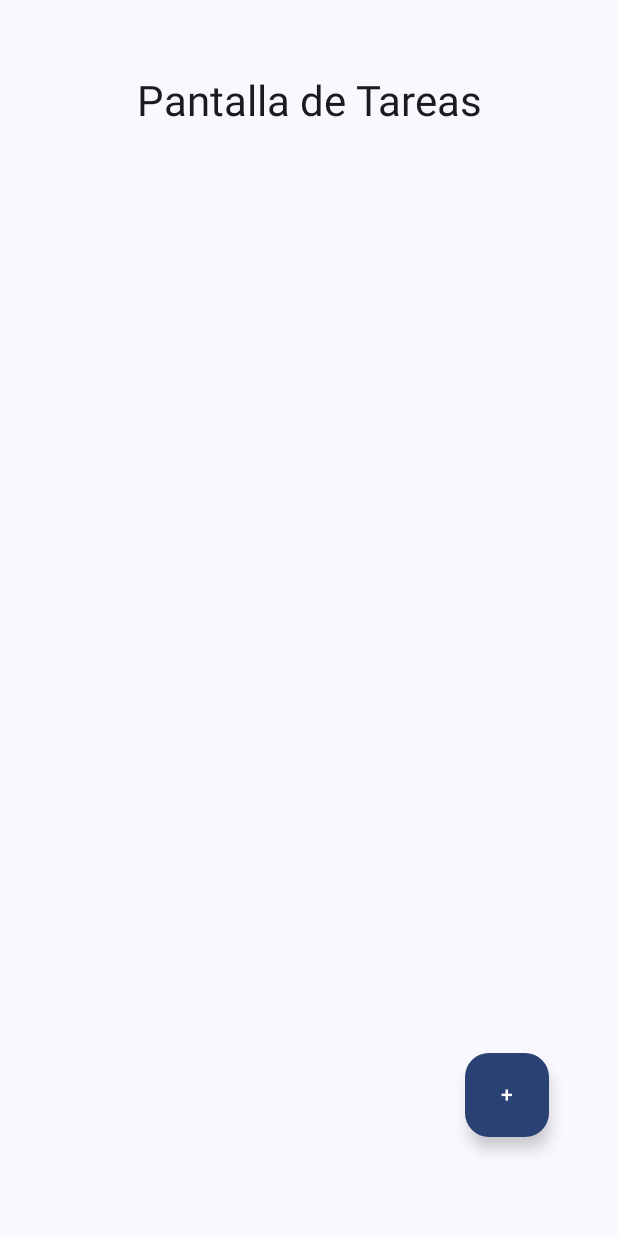
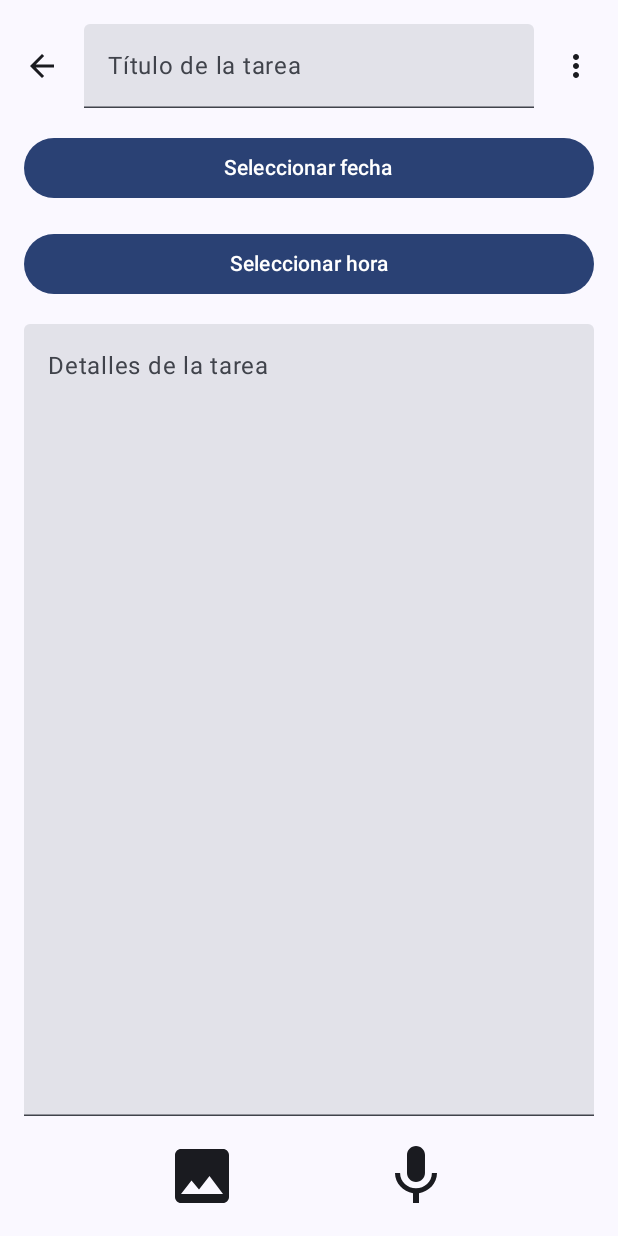
Before and after one commit to Diegoo717/ProyectoFinalMovil, an Android app built with Jetpack Compose: the TasksScreen screen opened through its navigation route, on a phone screen of 412 x 824 dp. Run offline under Robolectric (Android 15) with nearby library versions, the phone set to English and light mode, and no system bars; our stand-ins replace accompanist.

Commit message:
Diseño terminado con algunas funciones

```diff
--- a/app/build.gradle.kts
+++ b/app/build.gradle.kts
@@ -57,6 +57,9 @@ dependencies {
     implementation("androidx.compose.ui:ui:1.5.0")
     implementation("androidx.navigation:navigation-compose:2.5.3")
     implementation("androidx.compose.foundation:foundation:1.5.0")
+    implementation("androidx.compose.material:material-icons-extended:1.5.0")
+    implementation("com.google.accompanist:accompanist-insets:0.30.0")
+    implementation("androidx.compose.material3:material3:1.1.0-alpha01")
     implementation(libs.androidx.lifecycle.runtime.ktx)
     implementation(libs.androidx.activity.compose)
     implementation(platform(libs.androidx.compose.bom))
--- a/app/src/main/java/com/example/proyectofinalmovil/MainActivity.kt
+++ b/app/src/main/java/com/example/proyectofinalmovil/MainActivity.kt
@@ -6,6 +6,8 @@ import androidx.activity.compose.setContent
 import androidx.compose.animation.AnimatedVisibility
 import androidx.compose.foundation.background
 import androidx.compose.foundation.layout.*
+import androidx.compose.foundation.lazy.LazyColumn
+import androidx.compose.foundation.lazy.items
 import androidx.compose.foundation.shape.CircleShape
 import androidx.compose.material3.*
 import androidx.compose.runtime.*
@@ -18,6 +20,7 @@ import androidx.compose.ui.unit.dp
 import androidx.navigation.NavHostController
 import androidx.navigation.compose.NavHost
 import androidx.navigation.compose.composable
+import androidx.navigation.compose.currentBackStackEntryAsState
 import androidx.navigation.compose.rememberNavController
 import com.example.proyectofinalmovil.ui.theme.ProyectoFinalMovilTheme
 import com.example.proyectofinalmovil.nota.NotesScreen
@@ -29,16 +32,22 @@ class MainActivity : ComponentActivity() {
         setContent {
             ProyectoFinalMovilTheme {
                 val navController = rememberNavController()
+                val currentBackStackEntry by navController.currentBackStackEntryAsState()
+                val currentRoute = currentBackStackEntry?.destination?.route
+
                 Scaffold(
                     modifier = Modifier.fillMaxSize(),
                     floatingActionButton = {
-                        FloatingActionButtonsGroup(navController)
+                        // Mostrar el botón flotante solo en la pantalla principal ("main_screen")
+                        if (currentRoute == "main_screen") {
+                            FloatingActionButtonsGroup(navController)
+                        }
                     }
                 ) { innerPadding ->
                     NavHost(navController = navController, startDestination = "main_screen") {
                         composable("main_screen") { MainScreen(navController) }
-                        composable("notes_screen") { NotesScreen() }
-                        composable("tasks_screen") { TasksScreen() }
+                        composable("notes_screen") { NotesScreen(navController) }
+                        composable("tasks_screen") { TasksScreen(navController) }
                     }
                 }
             }
@@ -68,7 +77,7 @@ fun FloatingActionButtonsGroup(navController: NavHostController) {
                     navController.navigate("notes_screen")
                 },
                 modifier = Modifier.padding(bottom = 60.dp),
-                containerColor = Color.Gray,
+                containerColor = MaterialTheme.colorScheme.secondary,
                 shape = CircleShape
             ) {
                 Text("Nota")
@@ -87,7 +96,7 @@ fun FloatingActionButtonsGroup(navController: NavHostController) {
                     navController.navigate("tasks_screen")
                 },
                 modifier = Modifier.padding(bottom = 120.dp),
-                containerColor = Color.Gray,
+                containerColor = MaterialTheme.colorScheme.secondary,
                 shape = CircleShape
             ) {
                 Text("Tarea")
@@ -108,16 +117,27 @@ fun FloatingActionButtonsGroup(navController: NavHostController) {
 fun MainScreen(navController: NavHostController, modifier: Modifier = Modifier) {
     var searchText by remember { mutableStateOf("") }
 
+    // Lista simulada de notas y tareas (puedes reemplazarla con tus datos reales)
+    val notesAndTasks = listOf(
+        "Nota: Revisión de código",
+        "Tarea: Comprar materiales",
+        "Nota: Planificación semanal",
+        "Tarea: Proyecto final"
+    )
+
+    val backgroundColor = MaterialTheme.colorScheme.background
+    val textColor = MaterialTheme.colorScheme.onBackground
+
     Column(
         modifier = modifier
             .fillMaxSize()
-            .background(Color.White)
+            .background(backgroundColor)
     ) {
-        // Texto "Notas"
+        // Texto "Notas y Tareas"
         Text(
-            text = "Notas",
+            text = "Notas y Tareas",
             style = MaterialTheme.typography.headlineMedium,
-            color = Color.Black,
+            color = textColor,
             modifier = Modifier
                 .fillMaxWidth()
                 .padding(top = 50.dp, bottom = 16.dp),
@@ -129,30 +149,85 @@ fun MainScreen(navController: NavHostController, modifier: Modifier = Modifier)
             modifier = Modifier
                 .fillMaxWidth()
                 .padding(horizontal = 16.dp),
-            verticalAlignment = Alignment.CenterVertically, // Centra verticalmente
-            horizontalArrangement = Arrangement.Center // Centra horizontalmente
+            verticalAlignment = Alignment.CenterVertically,
+            horizontalArrangement = Arrangement.Center
         ) {
             // TextField para ingresar texto
             TextField(
                 value = searchText,
                 onValueChange = { searchText = it },
                 placeholder = { Text(text = "Buscar...") },
-                singleLine = true, // Evita que sea multilinea
+                singleLine = true,
                 modifier = Modifier
-                    .weight(1f) // Hace que el TextField ocupe el espacio disponible
-                    .padding(end = 8.dp) // Espacio entre el TextField y el botón
+                    .weight(1f)
+                    .padding(end = 8.dp)
             )
 
             // Botón para realizar la búsqueda
             Button(onClick = {
-                // Aquí puedes realizar la acción de búsqueda
                 println("Búsqueda realizada: $searchText")
             }) {
                 Text("Buscar")
             }
         }
 
-        Spacer(modifier = Modifier.height(16.dp)) // Espacio adicional si es necesario
+        Spacer(modifier = Modifier.height(16.dp))
+
+        // Lista de notas y tareas
+        LazyColumn(
+            modifier = Modifier
+                .fillMaxSize()
+                .padding(horizontal = 16.dp)
+        ) {
+            items(notesAndTasks) { item ->
+                // Distinción entre notas y tareas
+                if (item.startsWith("Nota:")) {
+                    NoteItem(item)
+                } else {
+                    TaskItem(item)
+                }
+            }
+        }
+    }
+}
+
+// Composable para mostrar una nota
+@Composable
+fun NoteItem(note: String) {
+    Card(
+        colors = CardDefaults.cardColors(
+            containerColor = Color(0xFFFFF59D) // Color para diferenciar las notas
+        ),
+        modifier = Modifier
+            .fillMaxWidth()
+            .padding(vertical = 8.dp),
+        elevation = CardDefaults.cardElevation(4.dp)
+    ) {
+        Text(
+            text = note,
+            modifier = Modifier.padding(16.dp),
+            color = Color.Black
+        )
+    }
+}
+
+// Composable para mostrar una tarea
+@Composable
+fun TaskItem(task: String) {
+    Card(
+        colors = CardDefaults.cardColors(
+            containerColor = Color(0xFFBBDEFB) // Color para diferenciar las tareas
+        ),
+        modifier = Modifier
+            .fillMaxWidth()
+            .padding(vertical = 8.dp),
+        elevation = CardDefaults.cardElevation(4.dp)
+    ) {
+        Text(
+            text = task,
+            modifier = Modifier.padding(16.dp),
+            color = Color.Black
+        )
     }
 }
 
--- a/app/src/main/java/com/example/proyectofinalmovil/Tarea.kt
+++ b/app/src/main/java/com/example/proyectofinalmovil/Tarea.kt
@@ -1,28 +1,227 @@
 package com.example.proyectofinalmovil.tarea
 
+import android.app.DatePickerDialog
+import android.app.TimePickerDialog
+import android.widget.Toast
+import androidx.compose.foundation.background
+import androidx.compose.foundation.clickable
 import androidx.compose.foundation.layout.*
+import androidx.compose.foundation.rememberScrollState
+import androidx.compose.foundation.verticalScroll
+import androidx.compose.material.icons.Icons
+import androidx.compose.material.icons.filled.*
 import androidx.compose.material3.*
-import androidx.compose.runtime.Composable
+import androidx.compose.runtime.*
 import androidx.compose.ui.Alignment
 import androidx.compose.ui.Modifier
+import androidx.compose.ui.platform.LocalContext
+import androidx.compose.ui.text.TextStyle
+import androidx.compose.ui.text.font.FontWeight
 import androidx.compose.ui.text.style.TextAlign
 import androidx.compose.ui.unit.dp
+import androidx.compose.ui.unit.sp
+import androidx.navigation.NavHostController
+import com.google.accompanist.insets.navigationBarsWithImePadding
+import java.util.*
 
 @Composable
-fun TasksScreen() {
+fun TasksScreen(navController: NavHostController) {
+    var taskTitle by remember { mutableStateOf("") }
+    var taskContent by remember { mutableStateOf("") }
+    var showMenu by remember { mutableStateOf(false) }
+    var notificationEnabled by remember { mutableStateOf(false) } // Controlar notificaciones
+    val context = LocalContext.current
+
+    // Fecha y hora seleccionadas
+    var selectedDate by remember { mutableStateOf("Seleccionar fecha") }
+    var selectedTime by remember { mutableStateOf("Seleccionar hora") }
+
+    // Mostrar DatePicker y TimePicker
+    val calendar = Calendar.getInstance()
+
+    val datePickerDialog = DatePickerDialog(
+        context,
+        { _, year, month, dayOfMonth ->
+            selectedDate = "$dayOfMonth/${month + 1}/$year"
+        },
+        calendar.get(Calendar.YEAR),
+        calendar.get(Calendar.MONTH),
+        calendar.get(Calendar.DAY_OF_MONTH)
+    )
+
+    val timePickerDialog = TimePickerDialog(
+        context,
+        { _, hour, minute ->
+            selectedTime = String.format("%02d:%02d", hour, minute)
+        },
+        calendar.get(Calendar.HOUR_OF_DAY),
+        calendar.get(Calendar.MINUTE),
+        true
+    )
+
     Column(
         modifier = Modifier
-            .fillMaxSize(),
-        horizontalAlignment = Alignment.CenterHorizontally
+            .fillMaxSize()
+            .background(MaterialTheme.colorScheme.background)
+            .padding(16.dp)
+            .verticalScroll(rememberScrollState()) // Permitir desplazamiento en toda la pantalla
+            .navigationBarsWithImePadding() // Ajustar la interfaz cuando el teclado esté visible
     ) {
-        Text(
-            text = "Pantalla de Tareas",
-            style = MaterialTheme.typography.headlineMedium,
+        // Barra superior: botón de regreso, título y menú de tres puntos
+        Row(
             modifier = Modifier
-                .padding(top = 50.dp),
-            textAlign = TextAlign.Center
+                .fillMaxWidth()
+                .padding(bottom = 16.dp),
+            verticalAlignment = Alignment.CenterVertically,
+            horizontalArrangement = Arrangement.SpaceBetween
+        ) {
+            // Botón de regreso
+            Icon(
+                imageVector = Icons.Filled.ArrowBack,
+                contentDescription = "Regresar",
+                modifier = Modifier
+                    .size(24.dp)
+                    .clickable {
+                        navController.popBackStack() // Navegar de regreso
+                    }
+            )
+
+            // Título centrado
+            TextField(
+                value = taskTitle,
+                onValueChange = { taskTitle = it },
+                placeholder = { Text(text = "Título de la tarea") },
+                textStyle = TextStyle(
+                    fontSize = 20.sp,
+                    fontWeight = FontWeight.Bold,
+                    textAlign = TextAlign.Center
+                ),
+                modifier = Modifier
+                    .weight(1f)
+                    .padding(horizontal = 16.dp)
+            )
+
+            // Menú de tres puntos
+            Box {
+                Icon(
+                    imageVector = Icons.Filled.MoreVert,
+                    contentDescription = "Menú",
+                    modifier = Modifier
+                        .size(24.dp)
+                        .clickable {
+                            showMenu = !showMenu
+                        }
+                )
+
+                // DropdownMenu para guardar, compartir, borrar y activar/desactivar notificaciones
+                DropdownMenu(
+                    expanded = showMenu,
+                    onDismissRequest = { showMenu = false }
+                ) {
+                    DropdownMenuItem(
+                        text = { Text(if (notificationEnabled) "Desactivar notificación" else "Activar notificación") },
+                        onClick = {
+                            notificationEnabled = !notificationEnabled
+                            showMenu = false
+                            val message = if (notificationEnabled) {
+                                "Notificación activada"
+                            } else {
+                                "Notificación desactivada"
+                            }
+                            Toast.makeText(context, message, Toast.LENGTH_SHORT).show()
+                        },
+                        leadingIcon = {
+                            Icon(imageVector = if (notificationEnabled) Icons.Filled.NotificationsOff else Icons.Filled.Notifications, contentDescription = null)
+                        }
+                    )
+                    DropdownMenuItem(
+                        text = { Text("Guardar") },
+                        onClick = {
+                            showMenu = false
+                            Toast.makeText(context, "Tarea guardada", Toast.LENGTH_SHORT).show()
+                        },
+                        leadingIcon = {
+                            Icon(imageVector = Icons.Filled.Save, contentDescription = null)
+                        }
+                    )
+                    DropdownMenuItem(
+                        text = { Text("Compartir") },
+                        onClick = {
+                            showMenu = false
+                            Toast.makeText(context, "Compartir tarea", Toast.LENGTH_SHORT).show()
+                        },
+                        leadingIcon = {
+                            Icon(imageVector = Icons.Filled.Share, contentDescription = null)
+                        }
+                    )
+                    DropdownMenuItem(
+                        text = { Text("Borrar") },
+                        onClick = {
+                            showMenu = false
+                            Toast.makeText(context, "Tarea borrada", Toast.LENGTH_SHORT).show()
+                        },
+                        leadingIcon = {
+                            Icon(imageVector = Icons.Filled.Delete, contentDescription = null)
+                        }
+                    )
+                }
+            }
+        }
+
+        // Seleccionar fecha
+        Button(
+            onClick = {
+                datePickerDialog.show()
+            },
+            modifier = Modifier.fillMaxWidth()
+        ) {
+            Text(text = selectedDate)
+        }
+
+        Spacer(modifier = Modifier.height(16.dp))
+
+        // Seleccionar hora
+        Button(
+            onClick = {
+                timePickerDialog.show()
+            },
+            modifier = Modifier.fillMaxWidth()
+        ) {
+            Text(text = selectedTime)
+        }
+
+        Spacer(modifier = Modifier.height(16.dp))
+
+        // Área de texto para los detalles de la tarea
+        TextField(
+            value = taskContent,
+            onValueChange = { taskContent = it },
+            placeholder = { Text(text = "Detalles de la tarea") },
+            textStyle = TextStyle(fontSize = 18.sp),
+            modifier = Modifier
+                .fillMaxWidth()
+                .weight(1f)
+                .heightIn(min = 200.dp) // Mantener altura mínima
         )
 
-        // Aquí puedes agregar más elementos relacionados con las tareas
+        Spacer(modifier = Modifier.height(16.dp))
+
+        // Íconos para agregar imagen y audio
+        Row(
+            modifier = Modifier
+                .fillMaxWidth(),
+            horizontalArrangement = Arrangement.SpaceEvenly
+        ) {
+            Icon(
+                imageVector = Icons.Filled.Image,
+                contentDescription = "Agregar imagen",
+                modifier = Modifier.size(48.dp)
+            )
+            Icon(
+                imageVector = Icons.Filled.Mic,
+                contentDescription = "Agregar audio",
+                modifier = Modifier.size(48.dp)
+            )
+        }
     }
 }
--- a/app/src/main/java/com/example/proyectofinalmovil/ui/theme/Theme.kt
+++ b/app/src/main/java/com/example/proyectofinalmovil/ui/theme/Theme.kt
@@ -1,6 +1,5 @@
 package com.example.proyectofinalmovil.ui.theme
 
-import android.app.Activity
 import android.os.Build
 import androidx.compose.foundation.isSystemInDarkTheme
 import androidx.compose.material3.MaterialTheme
@@ -9,43 +8,45 @@ import androidx.compose.material3.dynamicDarkColorScheme
 import androidx.compose.material3.dynamicLightColorScheme
 import androidx.compose.material3.lightColorScheme
 import androidx.compose.runtime.Composable
+import androidx.compose.ui.graphics.Color
 import androidx.compose.ui.platform.LocalContext
 
+// Esquema de color para el tema oscuro
 private val DarkColorScheme = darkColorScheme(
     primary = Purple80,
+    onPrimary = Color.White,
     secondary = PurpleGrey80,
-    tertiary = Pink80
+    tertiary = Pink80,
+    background = Color(0xFF121212),  // Fondo oscuro
+    surface = Color(0xFF1E1E1E),
+    onBackground = Color.White,
+    onSurface = Color.White
 )
 
+// Esquema de color para el tema claro
 private val LightColorScheme = lightColorScheme(
     primary = Purple40,
+    onPrimary = Color.Black,
     secondary = PurpleGrey40,
-    tertiary = Pink40
-
-    /* Other default colors to override
-    background = Color(0xFFFFFBFE),
-    surface = Color(0xFFFFFBFE),
-    onPrimary = Color.White,
-    onSecondary = Color.White,
-    onTertiary = Color.White,
-    onBackground = Color(0xFF1C1B1F),
-    onSurface = Color(0xFF1C1B1F),
-    */
+    tertiary = Pink40,
+    background = Color(0xFFF0F0F0),  // Fondo gris claro
+    surface = Color(0xFFFFFFFF),
+    onBackground = Color.Black,
+    onSurface = Color.Black
 )
 
 @Composable
 fun ProyectoFinalMovilTheme(
-    darkTheme: Boolean = isSystemInDarkTheme(),
-    // Dynamic color is available on Android 12+
-    dynamicColor: Boolean = true,
+    darkTheme: Boolean = isSystemInDarkTheme(), // Activa automáticamente el tema oscuro según el sistema
+    dynamicColor: Boolean = true, // Activar colores dinámicos en Android 12+
     content: @Composable () -> Unit
 ) {
     val colorScheme = when {
+        // Si el dispositivo tiene Android 12 o superior, usa colores dinámicos
         dynamicColor && Build.VERSION.SDK_INT >= Build.VERSION_CODES.S -> {
             val context = LocalContext.current
             if (darkTheme) dynamicDarkColorScheme(context) else dynamicLightColorScheme(context)
         }
-
         darkTheme -> DarkColorScheme
         else -> LightColorScheme
     }
```
Also changed, not shown: app/src/main/java/com/example/proyectofinalmovil/Nota.kt (+143 -9 lines).
